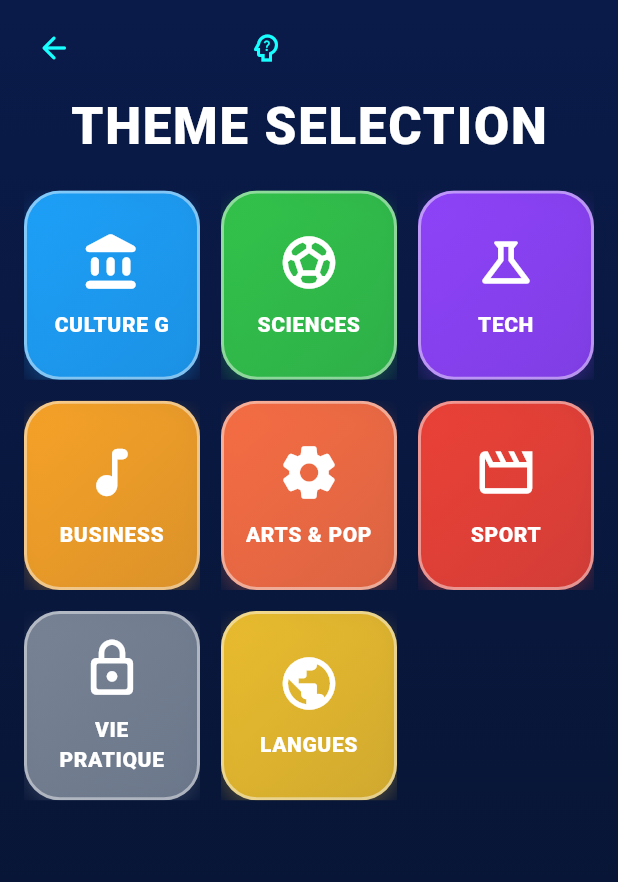
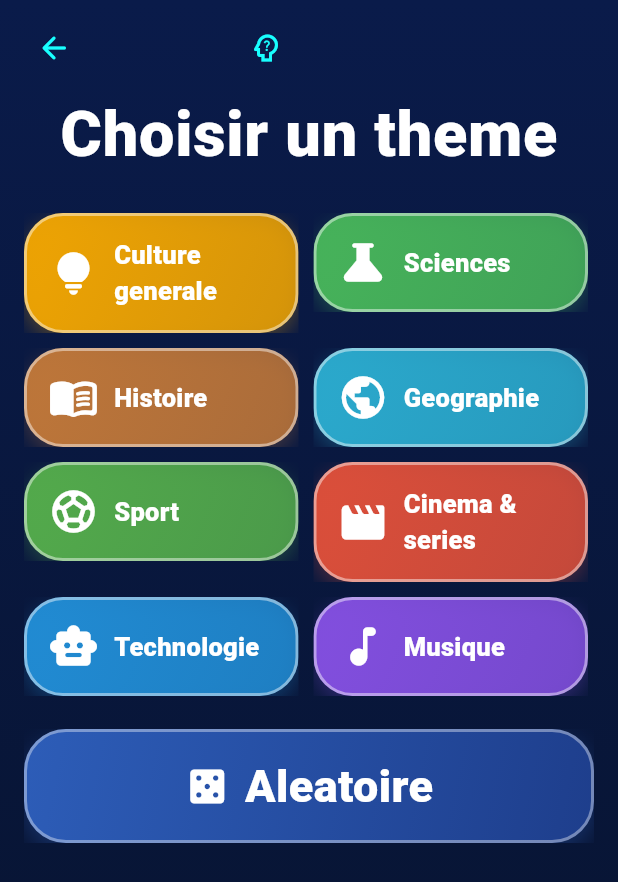
Before and after one commit to LeuzThiam/SwipeIQ, a Flutter app: the FeedPage screen opened directly, on a phone screen of 412 x 824 dp. Shown: the top 882 px of the screen. Run offline on Flutter 3.47's test engine with Material 3 defaults, Android fonts, the phone set to English and light mode, and no system bars.

Commit message:
feat(ui): redesign theme selection screen with wide cards and random pick

```diff
--- a/mobile/lib/ui/feed/feed_page.dart
+++ b/mobile/lib/ui/feed/feed_page.dart
@@ -1,4 +1,5 @@
 import 'dart:async';
+import 'dart:math' as math;
 
 import 'package:flutter/material.dart';
 import 'package:flutter/services.dart';
@@ -34,14 +35,14 @@ class _FeedPageState extends State<FeedPage> {
   static const int _secondsPerQuestion = 45;
   static const int _adventureTotalLevels = 100;
   static const List<_ThemeOption> _availableThemes = [
-    _ThemeOption(label: 'Culture G', value: 'culture_g'),
+    _ThemeOption(label: 'Culture generale', value: 'culture_g'),
     _ThemeOption(label: 'Sciences', value: 'sciences'),
-    _ThemeOption(label: 'Tech', value: 'tech'),
-    _ThemeOption(label: 'Business', value: 'business'),
-    _ThemeOption(label: 'Arts & Pop', value: 'arts_pop'),
+    _ThemeOption(label: 'Histoire', value: 'business'),
+    _ThemeOption(label: 'Geographie', value: 'langues'),
     _ThemeOption(label: 'Sport', value: 'sport'),
-    _ThemeOption(label: 'Vie pratique', value: 'vie_pratique'),
-    _ThemeOption(label: 'Langues', value: 'langues'),
+    _ThemeOption(label: 'Cinema & series', value: 'arts_pop'),
+    _ThemeOption(label: 'Technologie', value: 'tech'),
+    _ThemeOption(label: 'Musique', value: 'vie_pratique'),
   ];
 
   static const List<_ChoiceOption> _availableLevels = [
@@ -640,6 +641,8 @@ class _FeedPageState extends State<FeedPage> {
   }
 
   Widget _buildSoloThemeSelection() {
+    final screenWidth = MediaQuery.sizeOf(context).width;
+    final cardWidth = (screenWidth - 46) / 2;
     return Container(
       decoration: const BoxDecoration(
         gradient: LinearGradient(
@@ -672,31 +675,29 @@ class _FeedPageState extends State<FeedPage> {
               ),
             ),
             const Text(
-              'THEME SELECTION',
+              'Choisir un theme',
               style: TextStyle(
                 color: Colors.white,
-                fontSize: 34,
+                fontSize: 42,
                 fontWeight: FontWeight.w900,
-                letterSpacing: 1.2,
+                letterSpacing: 0.5,
               ),
             ),
-            const SizedBox(height: 18),
+            const SizedBox(height: 16),
             Expanded(
-              child: GridView.builder(
-                padding: const EdgeInsets.symmetric(horizontal: 16),
-                itemCount: _availableThemes.length,
-                gridDelegate: const SliverGridDelegateWithFixedCrossAxisCount(
-                  crossAxisCount: 3,
-                  mainAxisSpacing: 14,
-                  crossAxisSpacing: 14,
-                  childAspectRatio: 0.93,
-                ),
-                itemBuilder: (context, index) {
-                  final option = _availableThemes[index];
-                  final visual = _themeVisual(index);
-                  return _ThemeSquareCard(
+              child: SingleChildScrollView(
+                padding: const EdgeInsets.fromLTRB(16, 6, 16, 16),
+                child: Wrap(
+                  spacing: 10,
+                  runSpacing: 10,
+                  children: [
+                    ..._availableThemes.map((option) {
+                      final visual = _themeVisual(option.value);
+                      return SizedBox(
+                        width: cardWidth,
+                        child: _ThemeWideCard(
                           key: Key('theme_card_${option.value}'),
-                    title: option.label.toUpperCase(),
+                          title: option.label,
                           color: visual.color,
                           icon: visual.icon,
                           onTap: () {
@@ -705,8 +706,25 @@ class _FeedPageState extends State<FeedPage> {
                             });
                             _startQuiz();
                           },
+                        ),
                       );
+                    }),
+                    const SizedBox(height: 2, width: double.infinity),
+                    _RandomThemeCard(
+                      onTap: () {
+                        final random = math.Random();
+                        final option =
+                            _availableThemes[random.nextInt(
+                              _availableThemes.length,
+                            )];
+                        setState(() {
+                          _selectedTheme = option;
+                        });
+                        _startQuiz();
                       },
+                    ),
+                  ],
+                ),
               ),
             ),
           ],
@@ -902,24 +920,41 @@ class _FeedPageState extends State<FeedPage> {
     );
   }
 
-  _ThemeVisual _themeVisual(int index) {
-    const visuals = [
-      _ThemeVisual(
-        color: Color(0xFF1EA5FF),
-        icon: Icons.account_balance_rounded,
+  _ThemeVisual _themeVisual(String value) {
+    return switch (value) {
+      'culture_g' => const _ThemeVisual(
+        color: Color(0xFFF7A900),
+        icon: Icons.lightbulb_rounded,
       ),
-      _ThemeVisual(color: Color(0xFF34C94A), icon: Icons.sports_soccer_rounded),
-      _ThemeVisual(color: Color(0xFF9344FF), icon: Icons.science_outlined),
-      _ThemeVisual(color: Color(0xFFFFA726), icon: Icons.music_note_rounded),
-      _ThemeVisual(color: Color(0xFFFF7043), icon: Icons.settings_rounded),
-      _ThemeVisual(
-        color: Color(0xFFF44336),
-        icon: Icons.movie_creation_outlined,
+      'sciences' => const _ThemeVisual(
+        color: Color(0xFF49B95B),
+        icon: Icons.science_rounded,
       ),
-      _ThemeVisual(color: Color(0xFF7C8798), icon: Icons.lock_outline_rounded),
-      _ThemeVisual(color: Color(0xFFF2C22D), icon: Icons.public_rounded),
-    ];
-    return visuals[index % visuals.length];
+      'business' => const _ThemeVisual(
+        color: Color(0xFFC57A39),
+        icon: Icons.menu_book_rounded,
+      ),
+      'langues' => const _ThemeVisual(
+        color: Color(0xFF2CAFD2),
+        icon: Icons.public_rounded,
+      ),
+      'sport' => const _ThemeVisual(
+        color: Color(0xFF56B04C),
+        icon: Icons.sports_soccer_rounded,
+      ),
+      'arts_pop' => const _ThemeVisual(
+        color: Color(0xFFE4513A),
+        icon: Icons.movie_creation_rounded,
+      ),
+      'tech' => const _ThemeVisual(
+        color: Color(0xFF2290D9),
+        icon: Icons.smart_toy_rounded,
+      ),
+      _ => const _ThemeVisual(
+        color: Color(0xFF8751E5),
+        icon: Icons.music_note_rounded,
+      ),
+    };
   }
 
   _ThemeOption _themeByValue(String value) {
@@ -1243,8 +1278,8 @@ class _AdventureTag extends StatelessWidget {
   }
 }
 
-class _ThemeSquareCard extends StatelessWidget {
-  const _ThemeSquareCard({
+class _ThemeWideCard extends StatelessWidget {
+  const _ThemeWideCard({
     required this.title,
     required this.color,
     required this.icon,
@@ -1263,10 +1298,10 @@ class _ThemeSquareCard extends StatelessWidget {
       color: Colors.transparent,
       child: InkWell(
         onTap: onTap,
-        borderRadius: BorderRadius.circular(24),
+        borderRadius: BorderRadius.circular(26),
         child: Ink(
           decoration: BoxDecoration(
-            borderRadius: BorderRadius.circular(24),
+            borderRadius: BorderRadius.circular(26),
             gradient: LinearGradient(
               begin: Alignment.topLeft,
               end: Alignment.bottomRight,
@@ -1288,19 +1323,20 @@ class _ThemeSquareCard extends StatelessWidget {
             ],
           ),
           child: Padding(
-            padding: const EdgeInsets.all(12),
-            child: Column(
-              mainAxisAlignment: MainAxisAlignment.center,
+            padding: const EdgeInsets.symmetric(horizontal: 14, vertical: 14),
+            child: Row(
               children: [
-                Icon(icon, size: 42, color: Colors.white),
-                const SizedBox(height: 10),
-                Text(
+                Icon(icon, size: 34, color: Colors.white),
+                const SizedBox(width: 10),
+                Expanded(
+                  child: Text(
                     title,
-                  textAlign: TextAlign.center,
                     style: const TextStyle(
                       color: Colors.white,
-                    fontWeight: FontWeight.w800,
-                    letterSpacing: 0.4,
+                      fontWeight: FontWeight.w900,
+                      fontSize: 17,
+                      letterSpacing: 0.2,
+                    ),
                   ),
                 ),
               ],
@@ -1311,3 +1347,55 @@ class _ThemeSquareCard extends StatelessWidget {
     );
   }
 }
+
+class _RandomThemeCard extends StatelessWidget {
+  const _RandomThemeCard({required this.onTap});
+
+  final VoidCallback onTap;
+
+  @override
+  Widget build(BuildContext context) {
+    return Material(
+      color: Colors.transparent,
+      child: InkWell(
+        onTap: onTap,
+        borderRadius: BorderRadius.circular(28),
+        child: Ink(
+          width: double.infinity,
+          height: 76,
+          decoration: BoxDecoration(
+            borderRadius: BorderRadius.circular(28),
+            gradient: const LinearGradient(
+              begin: Alignment.topLeft,
+              end: Alignment.bottomRight,
+              colors: [Color(0xFF2D5DB8), Color(0xFF1E3E8C)],
+            ),
+            border: Border.all(color: Colors.white38, width: 2),
+            boxShadow: [
+              BoxShadow(
+                color: const Color(0xFF2D5DB8).withValues(alpha: 0.35),
+                blurRadius: 12,
+                offset: const Offset(0, 6),
+              ),
+            ],
+          ),
+          child: const Row(
+            mainAxisAlignment: MainAxisAlignment.center,
+            children: [
+              Icon(Icons.casino_rounded, color: Colors.white, size: 30),
+              SizedBox(width: 10),
+              Text(
+                'Aleatoire',
+                style: TextStyle(
+                  color: Colors.white,
+                  fontWeight: FontWeight.w900,
+                  fontSize: 30,
+                ),
+              ),
+            ],
+          ),
+        ),
+      ),
+    );
+  }
+}
```
Lines whose indentation alone changed are shown as unchanged.
